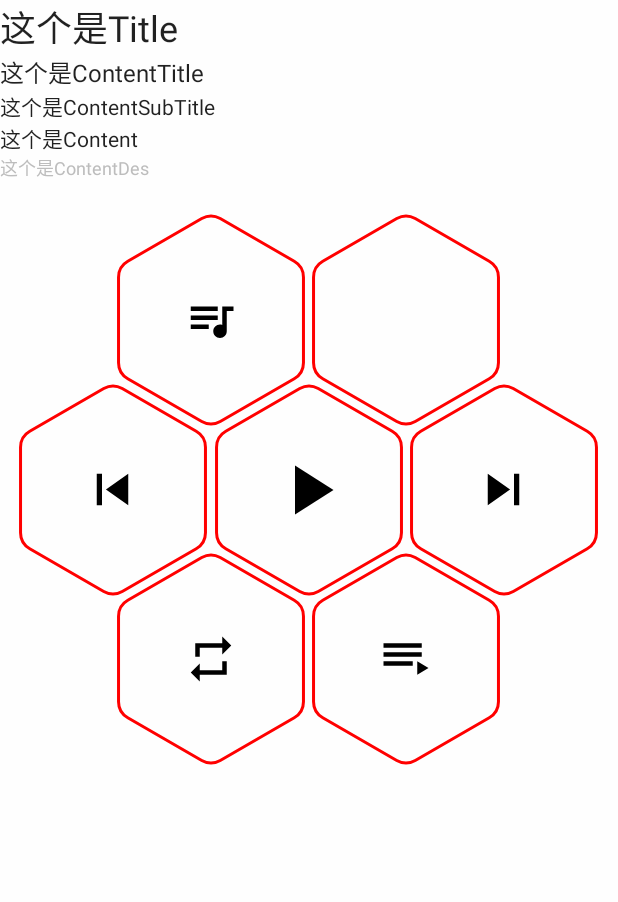
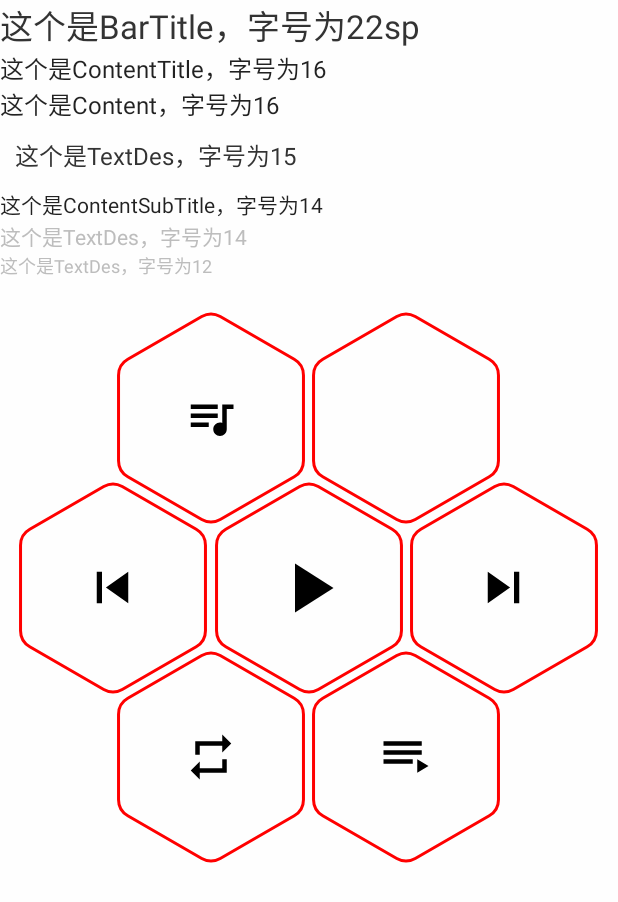
Before and after one commit to homelajiang/AFlow, an Android app: the fragment HomeFragment shown on its own in the app's theme, on a phone screen of 412 x 824 dp. Shown: the top 902 px of the screen. Run offline under Robolectric (Android 15) with nearby library versions, the phone set to English and light mode, and no system bars; our stand-ins replace ButterKnife, RxJava; 6 statements that could not run were skipped.

Commit message:
微调样式

```diff
--- a/AFlowAndroid/app/src/main/java/com/anglll/aflow/ui/home/HomeBeeAdapter.java
+++ b/AFlowAndroid/app/src/main/java/com/anglll/aflow/ui/home/HomeBeeAdapter.java
@@ -1,6 +1,5 @@
 package com.anglll.aflow.ui.home;
 
-import android.app.Activity;
 import android.content.Intent;
 import android.support.v4.app.FragmentActivity;
 import android.view.LayoutInflater;
--- a/AFlowAndroid/app/src/main/res/layout/item_home_bee_music_info_item.xml
+++ b/AFlowAndroid/app/src/main/res/layout/item_home_bee_music_info_item.xml
@@ -10,8 +10,7 @@
 
     <TextView
         android:id="@+id/title"
-        android:layout_width="match_parent"
-        android:layout_height="wrap_content"
+        style="@style/TextAppearance.Content"
         android:gravity="center"
         android:text="Title"
         android:singleLine="true"
@@ -20,11 +19,12 @@
 
     <TextView
         android:id="@+id/sub_title"
+        style="@style/TextAppearance.TextDes"
         android:layout_width="match_parent"
         android:gravity="center"
         android:layout_height="wrap_content"
         android:singleLine="true"
         android:layout_marginTop="2dp"
         android:text="SubTitle"
-        android:textSize="10sp" />
+        android:textSize="12sp" />
 </LinearLayout>
--- a/AFlowAndroid/app/src/main/res/layout/model_media.xml
+++ b/AFlowAndroid/app/src/main/res/layout/model_media.xml
@@ -26,8 +26,6 @@
         <TextView
             android:id="@+id/title"
             style="@style/TextAppearance.ContentTitle"
-            android:layout_width="match_parent"
-            android:layout_height="wrap_content"
             android:layout_above="@+id/des"
             android:lines="1"
             android:textColor="@color/font_white"
@@ -36,9 +34,7 @@
         <TextView
             android:id="@+id/des"
             android:layout_marginTop="5dp"
-            style="@style/TextAppearance.Content"
-            android:layout_width="match_parent"
-            android:layout_height="wrap_content"
+            style="@style/TextAppearance.ContentSub"
             android:layout_alignParentBottom="true"
             android:ellipsize="end"
             android:maxLines="2"
--- a/AFlowAndroid/app/src/main/res/layout/style_board.xml
+++ b/AFlowAndroid/app/src/main/res/layout/style_board.xml
@@ -9,34 +9,36 @@
         android:orientation="vertical">
 
         <TextView
-            style="@style/TextAppearance.Title"
-            android:layout_width="wrap_content"
-            android:layout_height="wrap_content"
-            android:text="这个是Title" />
+            style="@style/TextAppearance.BarTitle"
+            android:text="这个是BarTitle，字号为22sp" />
+
+        <TextView
+            style="@style/TextAppearance.BarSubTitle"
+            android:text="这个是BarSubTitle，字号为12" />
 
         <TextView
             style="@style/TextAppearance.ContentTitle"
-            android:layout_width="wrap_content"
-            android:layout_height="wrap_content"
-            android:text="这个是ContentTitle" />
-
-        <TextView
-            style="@style/TextAppearance.ContentSubTitle"
-            android:layout_width="wrap_content"
-            android:layout_height="wrap_content"
-            android:text="这个是ContentSubTitle" />
+            android:text="这个是ContentTitle，字号为16" />
 
         <TextView
             style="@style/TextAppearance.Content"
-            android:layout_width="wrap_content"
-            android:layout_height="wrap_content"
-            android:text="这个是Content" />
+            android:text="这个是Content，字号为16" />
+
+        <TextView
+            style="@style/TextAppearance.Setting"
+            android:text="这个是TextDes，字号为15" />
+
+        <TextView
+            style="@style/TextAppearance.ContentSub"
+            android:text="这个是ContentSubTitle，字号为14" />
 
         <TextView
             style="@style/TextAppearance.ContentDes"
-            android:layout_width="wrap_content"
-            android:layout_height="wrap_content"
-            android:text="这个是ContentDes" />
+            android:text="这个是TextDes，字号为14" />
+
+        <TextView
+            style="@style/TextAppearance.TextDes"
+            android:text="这个是TextDes，字号为12" />
 
     </LinearLayout>
 </ScrollView>
--- a/AFlowAndroid/app/src/main/res/values/colors.xml
+++ b/AFlowAndroid/app/src/main/res/values/colors.xml
@@ -19,4 +19,6 @@
     <color name="color_prompt">#ffaa30</color>
     <color name="color_prompt_toast">#e6ffaa30</color>
     <color name="flow_card_divider">#EEEEEE</color>
+    <color name="content_des">#BDBDBD</color>
+
 </resources>
--- a/AFlowAndroid/app/src/main/res/values/styles.xml
+++ b/AFlowAndroid/app/src/main/res/values/styles.xml
@@ -10,13 +10,21 @@
     </style>
 
 
-    <style name="TextAppearance.Title" parent="android:TextAppearance">
+    <style name="TextAppearance.BarTitle" parent="android:TextAppearance">
         <!-- Custom Attr-->
         <item name="android:layout_width">wrap_content</item>
         <item name="android:layout_height">wrap_content</item>
-        <item name="android:textSize">24sp</item>
+        <item name="android:textSize">22sp</item>
+        <item name="android:singleLine">true</item>
+        <item name="android:textColor">@color/font_black</item>
         <item name="fontPath">fonts/helvetica_neue_bold.ttf</item>
     </style>
+
+    <style name="TextAppearance.BarSubTitle" parent="TextAppearance.BarTitle">
+        <item name="android:textSize">12sp</item>
+        <item name="android:visibility">gone</item>
+    </style>
+
 
     <style name="TextAppearance.ContentTitle" parent="android:TextAppearance">
         <item name="android:layout_width">wrap_content</item>
@@ -25,34 +33,24 @@
         <item name="fontPath">fonts/helvetica_neue_bold.ttf</item>
     </style>
 
-    <style name="TextAppearance.ContentSubTitle" parent="android:TextAppearance">
-        <item name="android:layout_width">wrap_content</item>
-        <item name="android:layout_height">wrap_content</item>
-        <item name="android:textSize">14sp</item>
+    <style name="TextAppearance.Content" parent="TextAppearance.ContentTitle">
+        <item name="android:textSize">16sp</item>
+        <item name="android:lineSpacingMultiplier">1.2</item>
         <item name="fontPath">fonts/helvetica_neue.ttf</item>
     </style>
 
-    <style name="TextAppearance.TitleDes" parent="android:TextAppearance">
-        <item name="android:layout_width">wrap_content</item>
-        <item name="android:layout_height">wrap_content</item>
+    <style name="TextAppearance.ContentSub" parent="TextAppearance.Content">
+        <item name="android:textSize">14sp</item>
+    </style>
+
+    <style name="TextAppearance.ContentDes" parent="TextAppearance.ContentTitle">
         <item name="android:textSize">14sp</item>
         <item name="android:textColor">@color/content_des</item>
         <item name="fontPath">fonts/helvetica_neue.ttf</item>
     </style>
 
-    <style name="TextAppearance.Content" parent="android:TextAppearance">
-        <item name="android:layout_width">wrap_content</item>
-        <item name="android:layout_height">wrap_content</item>
-        <item name="android:textSize">14sp</item>
-        <item name="fontPath">fonts/helvetica_neue.ttf</item>
-    </style>
-
-    <style name="TextAppearance.ContentDes" parent="android:TextAppearance">
-        <item name="android:layout_width">wrap_content</item>
-        <item name="android:layout_height">wrap_content</item>
+    <style name="TextAppearance.TextDes" parent="TextAppearance.ContentDes">
         <item name="android:textSize">12sp</item>
-        <item name="android:textColor">@color/content_des</item>
-        <item name="fontPath">fonts/helvetica_neue.ttf</item>
     </style>
 
     <style name="TextAppearance.Setting" parent="TextAppearance.ContentTitle">
@@ -78,11 +76,6 @@
 
     <style name="AFlow.Avatar.Normal" parent="AFlow.Avatar">
 
-    </style>
-
-    <style name="AFlow.Cover">
-        <item name="android:layout_width">match_parent</item>
-        <item name="android:layout_height">wrap_content</item>
     </style>
 
     <style name="AFlow.ClickableLayoutBorderless">
@@ -112,5 +105,4 @@
         <item name="android:padding">5dp</item>
     </style>
 
-    <color name="content_des">#BDBDBD</color>
 </resources>
```
Also changed, not shown: AFlowAndroid/app/src/main/java/com/anglll/aflow/ui/music/playlist/PlayListActivity.java (+7 -0 lines), AFlowAndroid/app/src/main/java/com/anglll/aflow/utils/DefaultDecoration.java (added, +51 -0 lines), AFlowAndroid/app/src/main/res/layout/model_features.xml (+4 -4 lines), AFlowAndroid/app/src/main/res/layout/model_video.xml (+5 -4 lines), AFlowAndroid/app/src/main/res/layout/model_video_large.xml (+21 -20 lines), AFlowAndroid/app/src/main/res/layout/title_bar.xml (+2 -6 lines).
